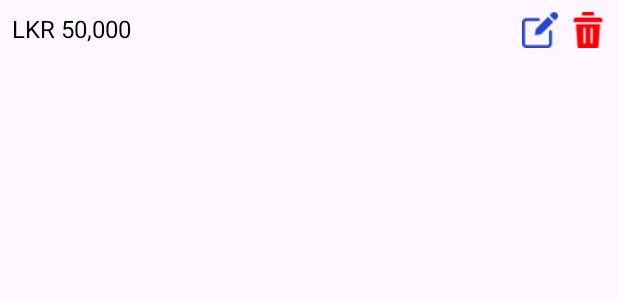
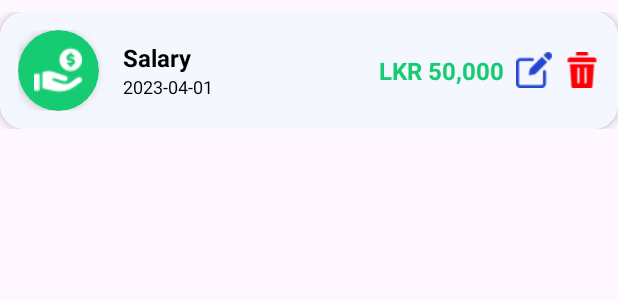
Before and after one commit to Malindup2/FinBot, an Android app: the layout item_earning.xml on its own in the app's theme, with its tools: preview values and no code run, on a phone screen of 412 x 824 dp. Shown: the top 300 px of the screen. Run offline under Robolectric (Android 15) with nearby library versions, the phone set to English and light mode, and no system bars.

Commit message:
earning card edit

```diff
--- a/app/src/main/res/layout/item_earning.xml
+++ b/app/src/main/res/layout/item_earning.xml
@@ -1,21 +1,87 @@
 <?xml version="1.0" encoding="utf-8"?>
-<LinearLayout
+<FrameLayout
     xmlns:android="http://schemas.android.com/apk/res/android"
+    xmlns:app="http://schemas.android.com/apk/res-auto"
     android:layout_width="match_parent"
     android:layout_height="wrap_content"
+    android:background="@drawable/item_expense_bg"
+    android:layout_marginVertical="8dp">
+
+    <androidx.cardview.widget.CardView
+        android:layout_width="match_parent"
+        android:layout_height="wrap_content"
+        app:cardCornerRadius="16dp"
+        app:cardElevation="4dp">
+
+        <LinearLayout
+            android:layout_width="match_parent"
+            android:layout_height="match_parent"
+            android:background="@drawable/item_expense_bg"
+            android:gravity="center_vertical"
             android:orientation="horizontal"
-    android:padding="8dp">
+            android:padding="12dp">
 
-    <!-- Earning Text -->
-    <TextView
-        android:id="@+id/earningTextView"
+            <!-- Earning Icon -->
+            <androidx.cardview.widget.CardView
+                android:id="@+id/earningCardView"
+                android:layout_width="54dp"
+                android:layout_height="54dp"
+                android:layout_marginEnd="16dp"
+                app:cardCornerRadius="27dp"
+                app:cardBackgroundColor="@color/progress"
+                app:cardElevation="4dp">
+
+                <ImageView
+                    android:layout_width="32dp"
+                    android:layout_height="32dp"
+                    android:layout_gravity="center"
+                    android:src="@drawable/earn"
+                    android:tint="@color/white" />
+            </androidx.cardview.widget.CardView>
+
+            <!-- Earning Details -->
+            <LinearLayout
                 android:layout_width="0dp"
                 android:layout_height="wrap_content"
                 android:layout_weight="1"
+                android:orientation="vertical">
+
+                <!-- Earning Category -->
+                <TextView
+                    android:id="@+id/earningCategory"
+                    android:layout_width="match_parent"
+                    android:layout_height="wrap_content"
+                    android:text="Salary"
+                    android:textColor="@color/black"
+                    android:textSize="16sp"
+                    android:textStyle="bold" />
+
+                <!-- Date -->
+                <TextView
+                    android:id="@+id/earningDate"
+                    android:layout_width="match_parent"
+                    android:layout_height="wrap_content"
+                    android:text="2023-04-01"
+                    android:textColor="@color/black"
+                    android:textSize="12sp" />
+            </LinearLayout>
+
+            <!-- Amount -->
+            <TextView
+                android:id="@+id/earningAmount"
+                android:layout_width="wrap_content"
+                android:layout_height="wrap_content"
                 android:text="LKR 50,000"
+                android:textColor="@color/progress"
                 android:textSize="16sp"
-        android:textColor="@color/black"
-        android:fontFamily="@font/google_sans_medium" />
+                android:textStyle="bold"
+                android:layout_marginEnd="8dp"/>
+
+            <!-- Action Icons -->
+            <LinearLayout
+                android:layout_width="wrap_content"
+                android:layout_height="wrap_content"
+                android:orientation="horizontal">
 
                 <!-- Edit Icon -->
                 <ImageView
@@ -35,3 +101,6 @@
                     android:src="@drawable/delete"
                     android:contentDescription="Delete Earning" />
             </LinearLayout>
+        </LinearLayout>
+    </androidx.cardview.widget.CardView>
+</FrameLayout>
```
Also changed, not shown: app/src/main/java/com/example/finbot/adapter/EarningsAdapter.kt (+11 -2 lines), app/src/main/java/com/example/finbot/fragment/earning.kt (+45 -2 lines). Lines whose indentation alone changed are shown as unchanged.
